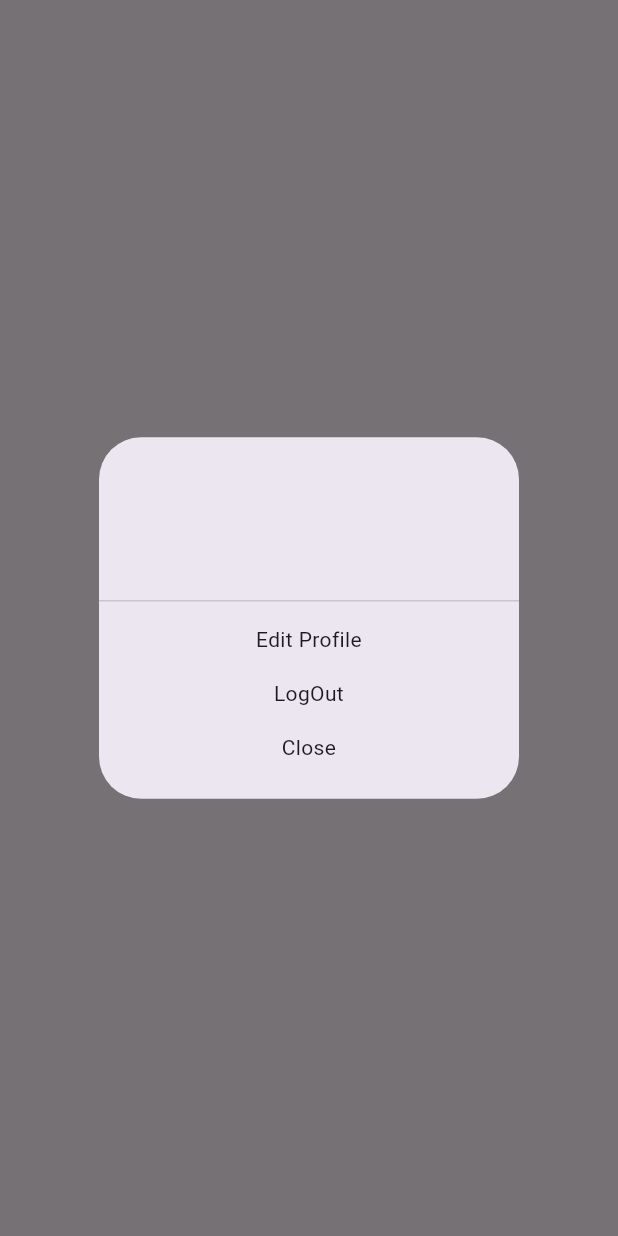
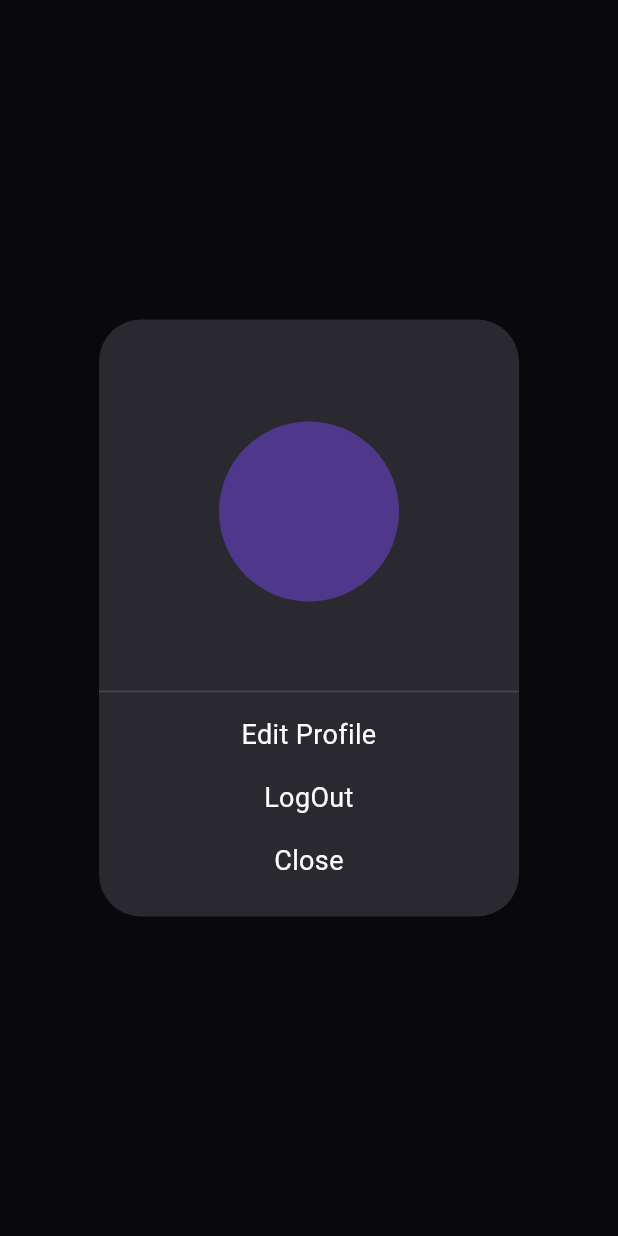
Before and after one commit to statuscode-418/AtTrack, a Flutter app: what showSettingsDialog() shows on an empty page, opened directly with empty values, on a phone screen of 412 x 824 dp. Run offline on Flutter 3.47's test engine with Material 3 defaults, Android fonts, the phone set to English and light mode, and no system bars; our stand-ins replace bloc, cloud_firestore, equatable, firebase_auth, firebase_core, flutter_bloc; missing offline and left inert: qr_bar_code; accounts and stored records are empty; network calls fail.

Commit message:
UI fixes and utils added

```diff
--- a/lib/main.dart
+++ b/lib/main.dart
@@ -32,6 +32,7 @@ class MainApp extends StatelessWidget {
   @override
   Widget build(BuildContext context) {
     return MaterialApp(
+      theme: ThemeData.dark(),
         home: BlocProvider<AuthBloc>(
       create: (context) => AuthBloc(
         context,
--- a/lib/utils/colors.dart
+++ b/lib/utils/colors.dart
@@ -1,3 +1,5 @@
 import 'package:flutter/material.dart';
 
-const Color tBgColor = Color(0xFFE5E5E5);
+const Color tPrimaryColor = Color(0xFF1E1E1E);
+const Color tSecondaryColor = Color(0xFF322C2C);
+const Color tButtonColor = Color(0xFF73FBFD);
--- a/lib/utils/dialog/user_settings_dialog.dart
+++ b/lib/utils/dialog/user_settings_dialog.dart
@@ -18,13 +18,27 @@ Future<SettingOptions?> showSettingsDialog(
         title: Text(
           user.name,
           textAlign: TextAlign.center,
+          style: TextStyle(
+                color: Color(0xFF73FBFD),
+                fontWeight: FontWeight.bold,
+                fontSize: 25,
+              ),
         ),
         children: [
+          CircleAvatar(
+            radius: 60,
+            //backgroundImage: ,
+          ),
+          SizedBox(height: 10),
           Padding(
             padding: const EdgeInsets.all(8.0),
             child: Text(
               user.email,
               textAlign: TextAlign.center,
+              style: TextStyle(
+                color: Color(0xFF73FBFD),
+                fontSize: 18,
+              ),
             ),
           ),
           const Divider(),
@@ -35,6 +49,10 @@ Future<SettingOptions?> showSettingsDialog(
             child: const Text(
               "Edit Profile",
               textAlign: TextAlign.center,
+              style: TextStyle(
+                color: Colors.white,
+                fontSize: 18,
+              ),
             ),
           ),
           SimpleDialogOption(
@@ -44,12 +62,20 @@ Future<SettingOptions?> showSettingsDialog(
             child: const Text(
               "LogOut",
               textAlign: TextAlign.center,
+              style: TextStyle(
+                color: Colors.white,
+                fontSize: 18,
+              ),
             ),
           ),
           SimpleDialogOption(
             child: const Text(
               "Close",
               textAlign: TextAlign.center,
+              style: TextStyle(
+                color: Colors.white,
+                fontSize: 18,
+              ),
             ),
             onPressed: () {
               Navigator.pop(context);
```
